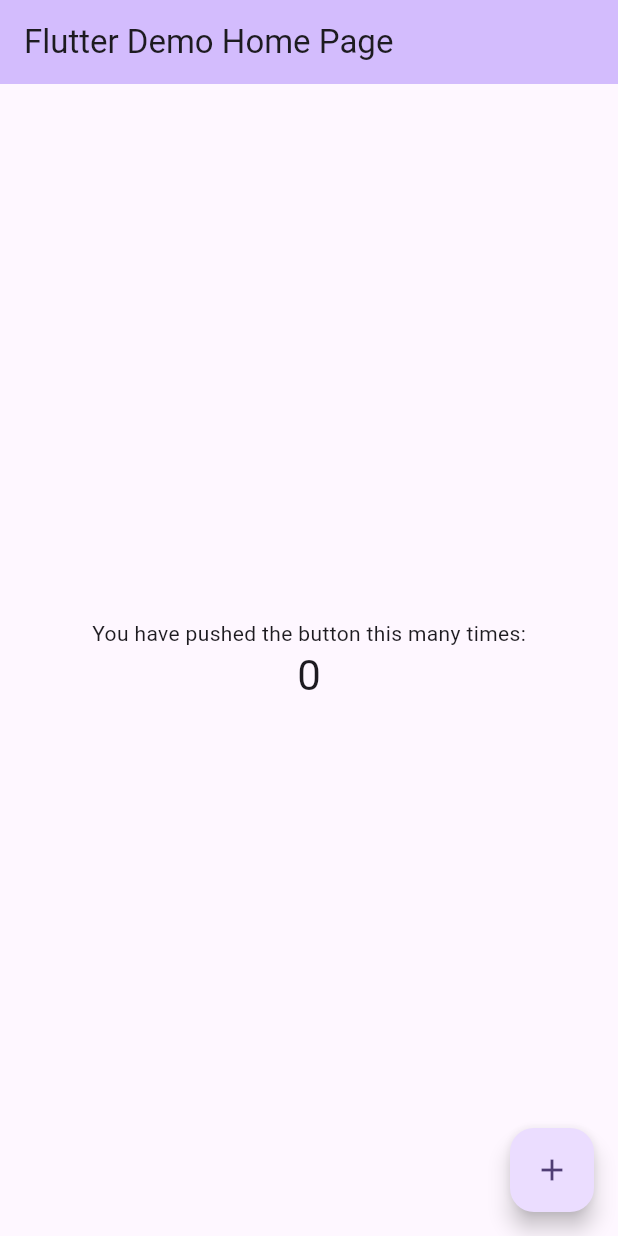
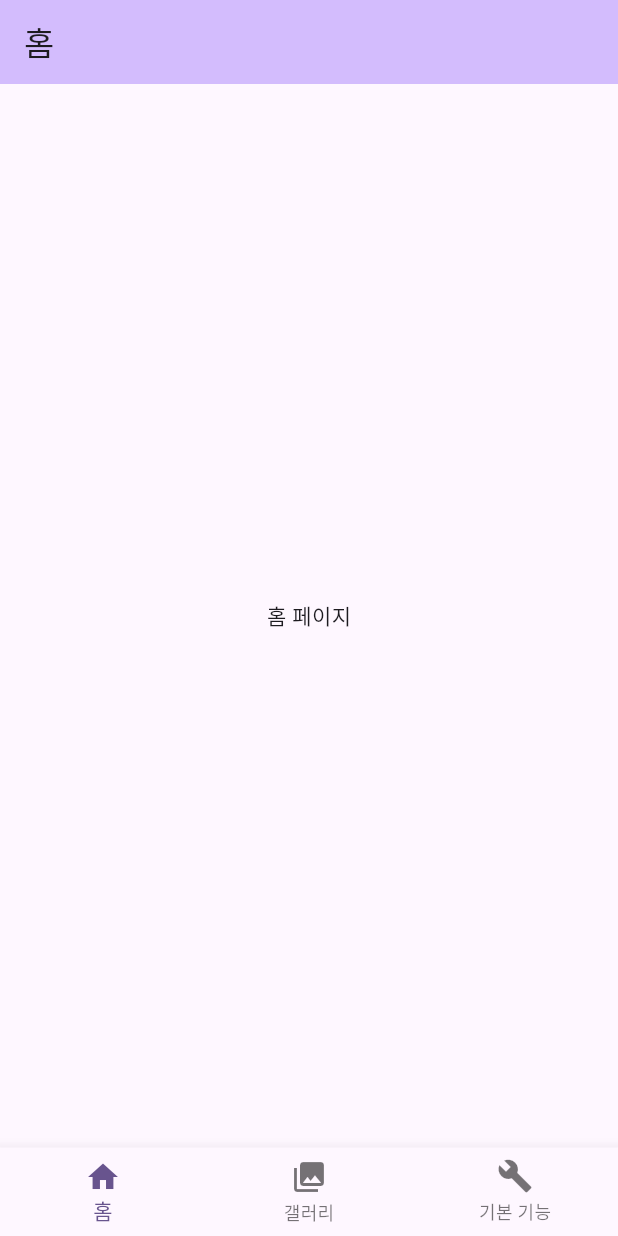
Before and after one commit to yunit-s/Playground, a Flutter app: the screen it shows after launch, on a phone screen of 412 x 824 dp. Run offline on Flutter 3.47's test engine with Material 3 defaults, Android fonts, the phone set to English and light mode, and no system bars.

Commit message:
feat: bottom navigation bar
* 하단 내비게이션 바 추가
 - 홈 / 갤러리 / 기본기능 3개 페이지 추가
 - 기존 Flutter 기본 페이지는 기본 기능 페이지로 이동

```diff
--- /dev/null
+++ b/flutter_basic/lib/home_page.dart
@@ -0,0 +1,12 @@
+import 'package:flutter/material.dart';
+
+class HomePage extends StatelessWidget {
+  const HomePage({super.key});
+
+  @override
+  Widget build(BuildContext context) {
+    return const Center(
+      child: Text('홈 페이지'),
+    );
+  }
+}
--- a/flutter_basic/lib/main.dart
+++ b/flutter_basic/lib/main.dart
@@ -1,4 +1,7 @@
 import 'package:flutter/material.dart';
+import 'package:flutter_basic/features_page.dart';
+import 'package:flutter_basic/gallery_page.dart';
+import 'package:flutter_basic/home_page.dart';
 
 void main() {
   runApp(const MyApp());
@@ -7,116 +10,74 @@ void main() {
 class MyApp extends StatelessWidget {
   const MyApp({super.key});
 
-  // This widget is the root of your application.
   @override
   Widget build(BuildContext context) {
     return MaterialApp(
-      title: 'Flutter Demo',
+      title: 'Flutter Basic',
       theme: ThemeData(
-        // This is the theme of your application.
-        //
-        // TRY THIS: Try running your application with "flutter run". You'll see
-        // the application has a purple toolbar. Then, without quitting the app,
-        // try changing the seedColor in the colorScheme below to Colors.green
-        // and then invoke "hot reload" (save your changes or press the "hot
-        // reload" button in a Flutter-supported IDE, or press "r" if you used
-        // the command line to start the app).
-        //
-        // Notice that the counter didn't reset back to zero; the application
-        // state is not lost during the reload. To reset the state, use hot
-        // restart instead.
-        //
-        // This works for code too, not just values: Most code changes can be
-        // tested with just a hot reload.
         colorScheme: ColorScheme.fromSeed(seedColor: Colors.deepPurple),
+        useMaterial3: true,
       ),
-      home: const MyHomePage(title: 'Flutter Demo Home Page'),
+      home: const MainScreen(),
     );
   }
 }
 
-class MyHomePage extends StatefulWidget {
-  const MyHomePage({super.key, required this.title});
-
-  // This widget is the home page of your application. It is stateful, meaning
-  // that it has a State object (defined below) that contains fields that affect
-  // how it looks.
-
-  // This class is the configuration for the state. It holds the values (in this
-  // case the title) provided by the parent (in this case the App widget) and
-  // used by the build method of the State. Fields in a Widget subclass are
-  // always marked "final".
-
-  final String title;
+class MainScreen extends StatefulWidget {
+  const MainScreen({super.key});
 
   @override
-  State<MyHomePage> createState() => _MyHomePageState();
+  State<MainScreen> createState() => _MainScreenState();
 }
 
-class _MyHomePageState extends State<MyHomePage> {
-  int _counter = 0;
+class _MainScreenState extends State<MainScreen> {
+  int _selectedIndex = 0;
+  static const List<Widget> _widgetOptions = <Widget>[
+    HomePage(),
+    GalleryPage(),
+    FeaturesPage(),
+  ];
 
-  void _incrementCounter() {
+  static const List<String> _widgetTitles = <String>[
+    '홈',
+    '갤러리',
+    '기본 기능',
+  ];
+
+  void _onItemTapped(int index) {
     setState(() {
-      // This call to setState tells the Flutter framework that something has
-      // changed in this State, which causes it to rerun the build method below
-      // so that the display can reflect the updated values. If we changed
-      // _counter without calling setState(), then the build method would not be
-      // called again, and so nothing would appear to happen.
-      _counter++;
+      _selectedIndex = index;
     });
   }
 
   @override
   Widget build(BuildContext context) {
-    // This method is rerun every time setState is called, for instance as done
-    // by the _incrementCounter method above.
-    //
-    // The Flutter framework has been optimized to make rerunning build methods
-    // fast, so that you can just rebuild anything that needs updating rather
-    // than having to individually change instances of widgets.
     return Scaffold(
       appBar: AppBar(
-        // TRY THIS: Try changing the color here to a specific color (to
-        // Colors.amber, perhaps?) and trigger a hot reload to see the AppBar
-        // change color while the other colors stay the same.
+        title: Text(_widgetTitles.elementAt(_selectedIndex)),
         backgroundColor: Theme.of(context).colorScheme.inversePrimary,
-        // Here we take the value from the MyHomePage object that was created by
-        // the App.build method, and use it to set our appbar title.
-        title: Text(widget.title),
       ),
       body: Center(
-        // Center is a layout widget. It takes a single child and positions it
-        // in the middle of the parent.
-        child: Column(
-          // Column is also a layout widget. It takes a list of children and
-          // arranges them vertically. By default, it sizes itself to fit its
-          // children horizontally, and tries to be as tall as its parent.
-          //
-          // Column has various properties to control how it sizes itself and
-          // how it positions its children. Here we use mainAxisAlignment to
-          // center the children vertically; the main axis here is the vertical
-          // axis because Columns are vertical (the cross axis would be
-          // horizontal).
-          //
-          // TRY THIS: Invoke "debug painting" (choose the "Toggle Debug Paint"
-          // action in the IDE, or press "p" in the console), to see the
-          // wireframe for each widget.
-          mainAxisAlignment: MainAxisAlignment.center,
-          children: <Widget>[
-            const Text('You have pushed the button this many times:'),
-            Text(
-              '$_counter',
-              style: Theme.of(context).textTheme.headlineMedium,
-            ),
-          ],
-        ),
+        child: _widgetOptions.elementAt(_selectedIndex),
       ),
-      floatingActionButton: FloatingActionButton(
-        onPressed: _incrementCounter,
-        tooltip: 'Increment',
-        child: const Icon(Icons.add),
-      ), // This trailing comma makes auto-formatting nicer for build methods.
+      bottomNavigationBar: BottomNavigationBar(
+        items: const <BottomNavigationBarItem>[
+          BottomNavigationBarItem(
+            icon: Icon(Icons.home),
+            label: '홈',
+          ),
+          BottomNavigationBarItem(
+            icon: Icon(Icons.photo_library),
+            label: '갤러리',
+          ),
+          BottomNavigationBarItem(
+            icon: Icon(Icons.build),
+            label: '기본 기능',
+          ),
+        ],
+        currentIndex: _selectedIndex,
+        onTap: _onItemTapped,
+      ),
     );
   }
 }
```
Also changed, not shown: flutter_basic/lib/features_page.dart (added, +41 -0 lines), flutter_basic/lib/gallery_page.dart (added, +12 -0 lines).
